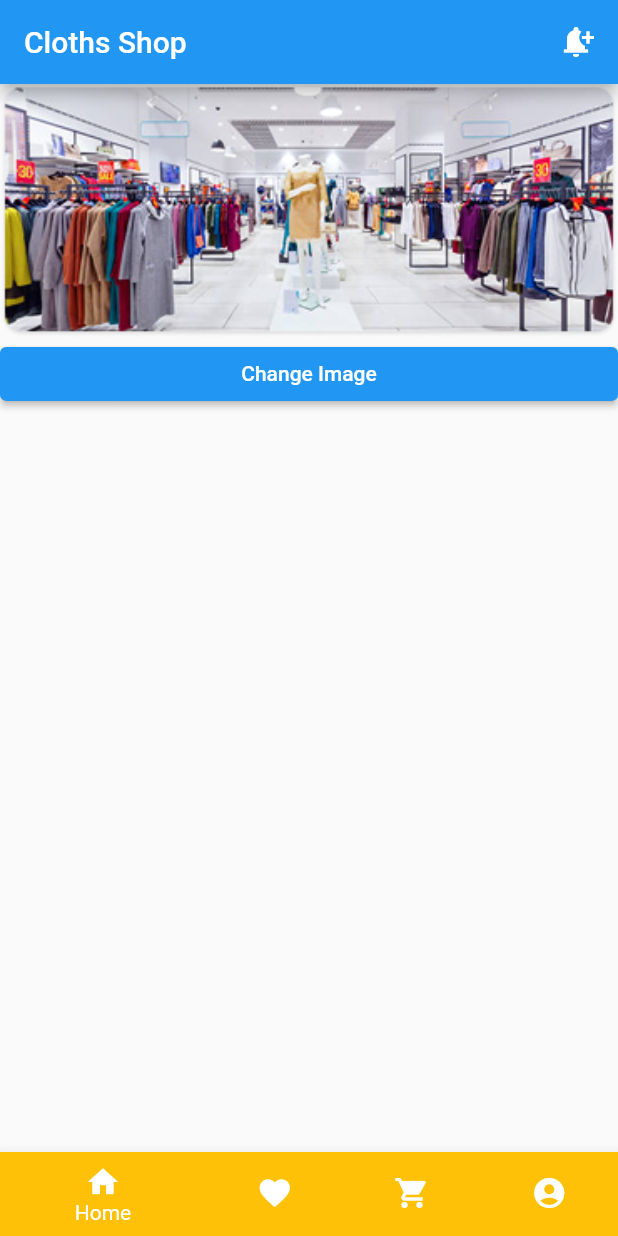
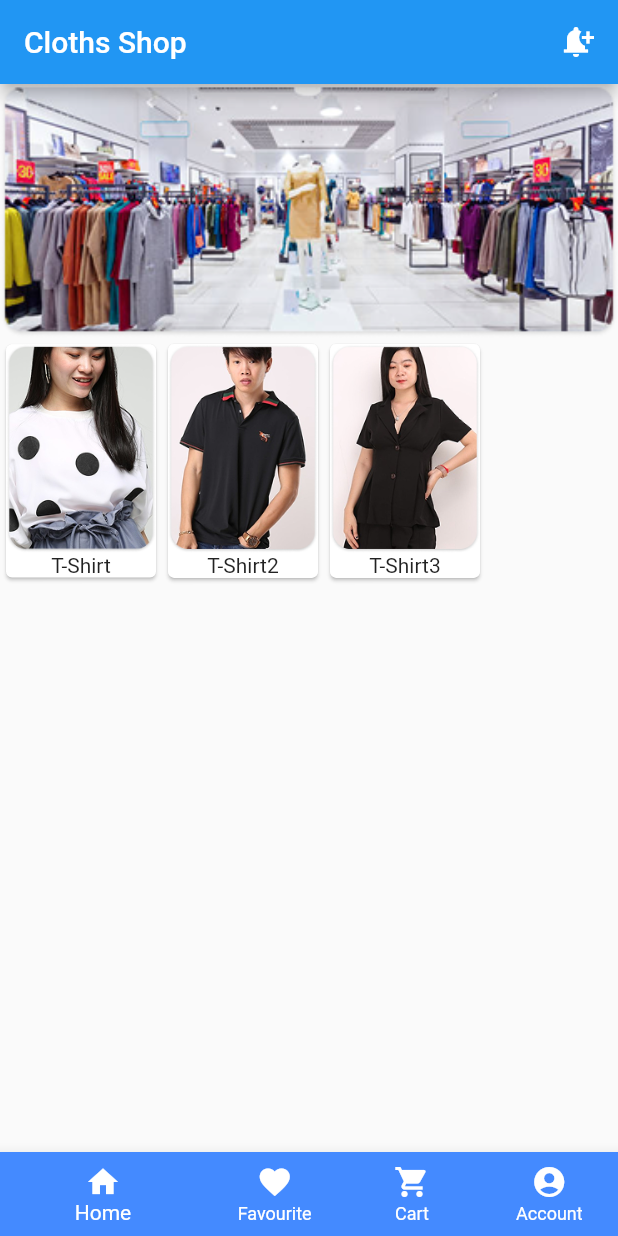
Before and after one commit to beltei-iu/UC2-BIT-SE-Y3S2-MAD-I-B5-E1-412, a Flutter app: the screen it shows after launch, after a tap on "Get Start", on a phone screen of 412 x 824 dp. Run offline on Flutter 3.47's test engine with Material 3 defaults, Android fonts, the phone set to English and light mode, and no system bars.

```diff
--- a/lib/main.dart
+++ b/lib/main.dart
@@ -1,4 +1,6 @@
 import 'package:flutter/material.dart';
+import 'package:mad/routes/app_route.dart';
+import 'package:mad/screens/main_screen.dart';
 import 'package:mad/screens/splash_screen.dart';
 
 void main() {
@@ -7,7 +9,20 @@ void main() {
   // root
   final app = MaterialApp(
     theme: ThemeData(primaryColor: Colors.red, useMaterial3: false),
-    home: splashScreen,
+
+    // option 1
+    //home: splashScreen,
+
+    // option 2
+    initialRoute: AppRoute.splashScreen,
+    onGenerateRoute: AppRoute.generateRoute,
+    navigatorKey: AppRoute.key,
+
+    // option 2
+    // routes: {
+    //   '/': (context) => SplashScreen(),
+    //   '/mainScreen': (context) => MainScreen()
+    // },
   );
 
   // run
--- /dev/null
+++ b/lib/routes/app_route.dart
@@ -0,0 +1,41 @@
+import 'package:flutter/material.dart';
+import 'package:flutter/widgets.dart';
+import 'package:mad/screens/main_screen.dart';
+import 'package:mad/screens/product_detail_screen.dart';
+import 'package:mad/screens/splash_screen.dart';
+
+class AppRoute {
+  static const String splashScreen = "";
+
+  static const String mainScreen = "/mainScreen";
+
+  static const String productDetailScreen = "/productDetailScreen";
+
+  static final key = GlobalKey<NavigatorState>();
+
+  static Route<dynamic> generateRoute(RouteSettings settings) {
+    switch (settings.name) {
+      case splashScreen:
+        return _buildRoute(SplashScreen(), settings);
+      case mainScreen:
+        return _buildRoute(MainScreen(), settings);
+      case productDetailScreen:
+        return _buildRoute(ProductDetailScreen(), settings);
+      default:
+        throw RouteException("Route not found");
+    }
+  }
+
+  static Route<dynamic> _buildRoute(Widget newRoute, RouteSettings settings) {
+    return MaterialPageRoute(
+      settings: settings,
+      builder: (context) => newRoute,
+    );
+  }
+}
+
+class RouteException {
+  String message;
+
+  RouteException(this.message);
+}
--- a/lib/screens/home_screen.dart
+++ b/lib/screens/home_screen.dart
@@ -1,4 +1,6 @@
 import 'package:flutter/material.dart';
+import 'package:mad/routes/app_route.dart';
+import 'package:mad/screens/product_detail_screen.dart';
 
 class HomeScreen extends StatefulWidget {
   @override
@@ -8,15 +10,19 @@ class HomeScreen extends StatefulWidget {
 class _State extends State<HomeScreen> {
   String urlImage = "assets/images/top.png";
 
+  List<Map<String, String>> data = [
+    {"name": "T-Shirt", "image": "assets/images/image.png", "price": "12"},
+    {"name": "T-Shirt2", "image": "assets/images/image2.png", "price": "12"},
+    {"name": "T-Shirt3", "image": "assets/images/image3.png", "price": "12"}
+  ];
+
   @override
   void initState() {
-    // TODO: implement initState
     super.initState();
   }
 
   @override
   void dispose() {
-    // TODO: implement dispose
     super.dispose();
   }
 
@@ -38,17 +44,38 @@ class _State extends State<HomeScreen> {
       fit: BoxFit.cover,
     );
 
-    final button = ElevatedButton(
-      child: Text("Change Image"),
-      onPressed: () {
-        setState(() {
-          urlImage = "assets/images/beltei_intake2.png";
-        });
-      },
+    List<Widget> productWidget = data.map((items) {
+      return GestureDetector(
+        child: Card(
+          child: Column(
+            children: [
+              Image.asset(
+                items["image"]!,
+                width: 100,
+              ),
+              Text(items["name"]!)
+            ],
+          ),
+        ),
+        onTap: () {
+          // final route = MaterialPageRoute(
+          //     builder: (context) => ProductDetailScreen(
+          //           image: items["image"]!,
+          //         ));
+          // Navigator.push(context, route);
+
+          AppRoute.key.currentState!
+              .pushNamed(AppRoute.productDetailScreen, arguments: items);
+        },
+      );
+    }).toList();
+
+    final productRow = Row(
+      children: productWidget,
     );
 
     final body = ListView(
-      children: [topImage, button],
+      children: [topImage, productRow],
     );
 
     final screen = Scaffold(
--- a/lib/screens/main_screen.dart
+++ b/lib/screens/main_screen.dart
@@ -25,7 +25,9 @@ class _MainScreenState extends State<MainScreen> {
   Widget build(BuildContext context) {
     final navBarItems = [
       BottomNavigationBarItem(
-          icon: Icon(Icons.home), label: 'Home', backgroundColor: Colors.amber),
+          icon: Icon(Icons.home),
+          label: 'Home',
+          backgroundColor: Colors.blueAccent),
       BottomNavigationBarItem(icon: Icon(Icons.favorite), label: 'Favourite'),
       BottomNavigationBarItem(icon: Icon(Icons.shopping_cart), label: 'Cart'),
       BottomNavigationBarItem(
@@ -41,6 +43,8 @@ class _MainScreenState extends State<MainScreen> {
         });
       },
       backgroundColor: Colors.blueAccent,
+      showSelectedLabels: true,
+      showUnselectedLabels: true,
     );
 
     final screen = Scaffold(
--- a/lib/screens/splash_screen.dart
+++ b/lib/screens/splash_screen.dart
@@ -1,4 +1,5 @@
 import 'package:flutter/material.dart';
+import 'package:mad/routes/app_route.dart';
 import 'package:mad/screens/main_screen.dart';
 
 class SplashScreen extends StatelessWidget {
@@ -10,8 +11,11 @@ class SplashScreen extends StatelessWidget {
       height: 40,
       child: ElevatedButton(
         onPressed: () {
-          final route = MaterialPageRoute(builder: (context) => MainScreen());
-          Navigator.pushReplacement(context, route);
+          // final route = MaterialPageRoute(builder: (context) => MainScreen());
+
+          // Navigator.of(context).pushReplacementNamed(AppRoute.mainScreen);
+
+          AppRoute.key.currentState!.pushReplacementNamed(AppRoute.mainScreen);
         },
         child: Text("Get Start"),
         style: ElevatedButton.styleFrom(
```
Also changed, not shown: lib/screens/product_detail_screen.dart (added, +30 -0 lines), assets/images/image.png (added), assets/images/image2.png (added), assets/images/image3.png (added), assets/images/image4.png (added), 3 other files.
